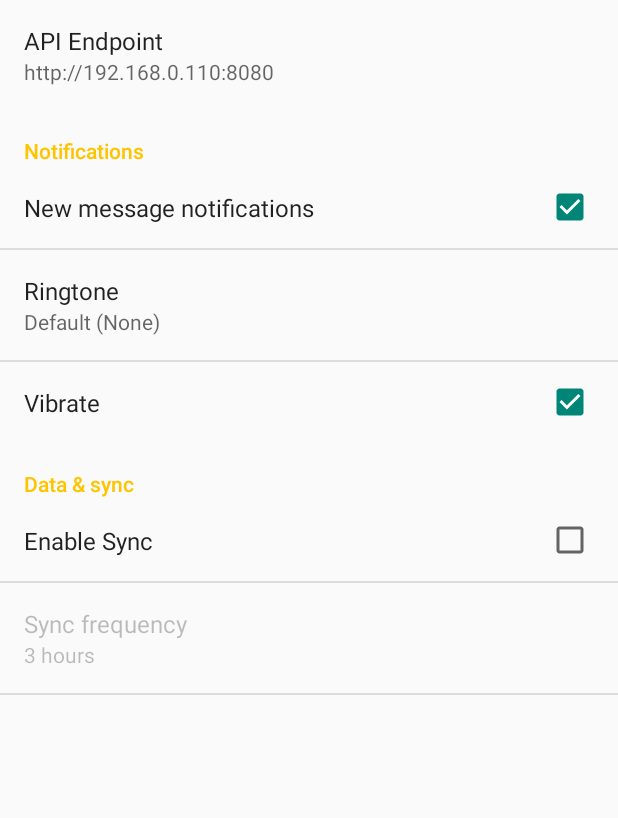
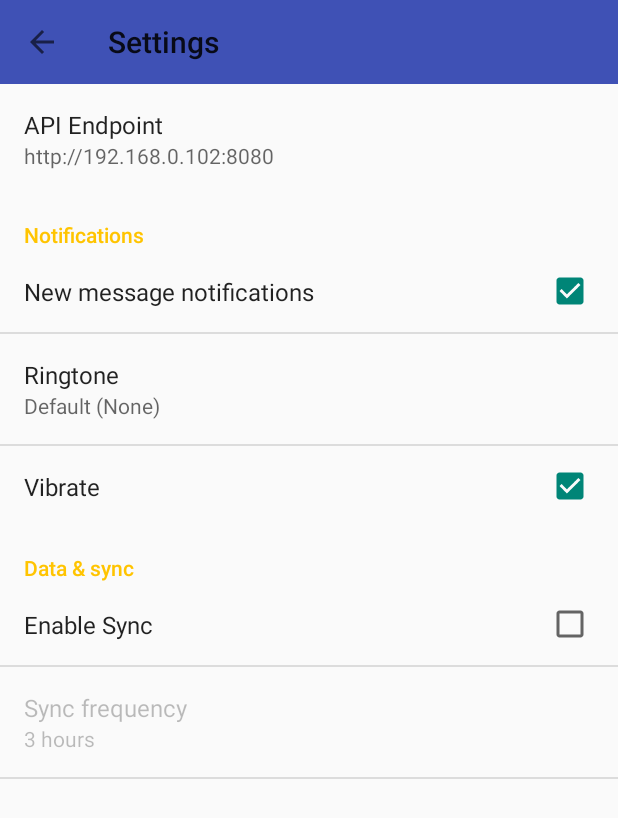
Before and after one commit to sharathp/symptom_management, an Android app: the SettingsActivity screen opened directly, with no data from a screen before it, on a phone screen of 412 x 824 dp. Shown: the top 818 px of the screen. Run offline under Robolectric (Android 15) with nearby library versions, the light colour scheme and no system bars.

Commit message:
minor refactorings for toolbar.

```diff
--- a/app/src/main/java/com/sharathp/symptom_management/activity/BaseActivity.java
+++ b/app/src/main/java/com/sharathp/symptom_management/activity/BaseActivity.java
@@ -94,7 +94,6 @@ public abstract class BaseActivity extends ActionBarActivity {
         mToolbar = (Toolbar) findViewById(R.id.toolbar);
         if (mToolbar != null) {
             setSupportActionBar(mToolbar);
-            getSupportActionBar().setDisplayHomeAsUpEnabled(true);
         }
     }
 
--- a/app/src/main/java/com/sharathp/symptom_management/activity/SettingsActivity.java
+++ b/app/src/main/java/com/sharathp/symptom_management/activity/SettingsActivity.java
@@ -10,12 +10,17 @@ import android.os.Build;
 import android.os.Bundle;
 import android.preference.ListPreference;
 import android.preference.Preference;
+
 import android.preference.PreferenceActivity;
 import android.preference.PreferenceCategory;
 import android.preference.PreferenceFragment;
 import android.preference.PreferenceManager;
 import android.preference.RingtonePreference;
+import android.support.v7.widget.Toolbar;
 import android.text.TextUtils;
+import android.view.LayoutInflater;
+import android.view.View;
+import android.widget.LinearLayout;
 
 import com.sharathp.symptom_management.R;
 
@@ -45,8 +50,21 @@ public class SettingsActivity extends PreferenceActivity {
     @Override
     protected void onPostCreate(Bundle savedInstanceState) {
         super.onPostCreate(savedInstanceState);
+        setupSimplePreferencesScreen();
+        setUpToolbar();
+    }
 
-        setupSimplePreferencesScreen();
+    private void setUpToolbar() {
+        final LinearLayout root = (LinearLayout)findViewById(android.R.id.list).getParent().getParent().getParent();
+        final Toolbar bar = (Toolbar) LayoutInflater.from(this).inflate(R.layout.c_toolbar, root, false);
+        bar.setTitle(R.string.title_activity_settings);
+        root.addView(bar, 0); // insert at top
+        bar.setNavigationOnClickListener(new View.OnClickListener() {
+            @Override
+            public void onClick(final View v) {
+                finish();
+            }
+        });
     }
 
     /**
@@ -66,15 +84,15 @@ public class SettingsActivity extends PreferenceActivity {
         addPreferencesFromResource(R.xml.pref_general);
 
         // Add 'notifications' preferences, and a corresponding header.
-        PreferenceCategory fakeHeader = new PreferenceCategory(this);
-        fakeHeader.setTitle(R.string.pref_header_notifications);
-        getPreferenceScreen().addPreference(fakeHeader);
+        PreferenceCategory prefHeader = new PreferenceCategory(this);
+        prefHeader.setTitle(R.string.pref_header_notifications);
+        getPreferenceScreen().addPreference(prefHeader);
         addPreferencesFromResource(R.xml.pref_notification);
 
         // Add 'data and sync' preferences, and a corresponding header.
-        fakeHeader = new PreferenceCategory(this);
-        fakeHeader.setTitle(R.string.pref_header_data_sync);
-        getPreferenceScreen().addPreference(fakeHeader);
+        prefHeader = new PreferenceCategory(this);
+        prefHeader.setTitle(R.string.pref_header_data_sync);
+        getPreferenceScreen().addPreference(prefHeader);
         addPreferencesFromResource(R.xml.pref_data_sync);
 
         // Bind the summaries of EditText/List/Dialog/Ringtone preferences to
@@ -91,6 +109,12 @@ public class SettingsActivity extends PreferenceActivity {
     @Override
     public boolean onIsMultiPane() {
         return isXLargeTablet(this) && !isSimplePreferences(this);
+    }
+
+    @Override
+    protected boolean isValidFragment(final String fragmentName) {
+        // TODO - fix me
+        return true;
     }
 
     /**
--- a/app/src/main/java/com/sharathp/symptom_management/activity/doctor/PatientDetailActivity.java
+++ b/app/src/main/java/com/sharathp/symptom_management/activity/doctor/PatientDetailActivity.java
@@ -28,6 +28,8 @@ public class PatientDetailActivity extends BaseActivity {
     @Override
     protected void onCreate(final Bundle savedInstanceState) {
         super.onCreate(savedInstanceState);
+
+        getSupportActionBar().setDisplayHomeAsUpEnabled(true);
 
         // savedInstanceState is non-null when there is fragment state
         // saved from previous configurations of this activity
--- a/app/src/main/java/com/sharathp/symptom_management/activity/doctor/PatientListActivity.java
+++ b/app/src/main/java/com/sharathp/symptom_management/activity/doctor/PatientListActivity.java
@@ -46,6 +46,8 @@ public class PatientListActivity extends BaseActivity
     @Override
     protected void onCreate(final Bundle savedInstanceState) {
         super.onCreate(savedInstanceState);
+        getSupportActionBar().setDisplayHomeAsUpEnabled(true);
+
         if (findViewById(R.id.patient_detail_container) != null) {
             // The detail container view will be present only in the
             // large-screen layouts (res/values-large and
--- a/app/src/main/java/com/sharathp/symptom_management/app/modules/RestClientModule.java
+++ b/app/src/main/java/com/sharathp/symptom_management/app/modules/RestClientModule.java
@@ -45,7 +45,7 @@ public class RestClientModule {
     private static final String PATIENT_CLIENT_ID = "mobile_patient";
     private static final String PATIENT_CLIENT_SECRET = "mobile_patient";
 
-    private static final String DEV_ROOT = "http://192.168.0.110:8080";
+    private static final String DEV_ROOT = "http://192.168.0.102:8080";
 
     @Inject
     @ForApplication
--- a/app/src/main/res/layout/c_toolbar.xml
+++ b/app/src/main/res/layout/c_toolbar.xml
@@ -6,4 +6,5 @@
     android:layout_height="wrap_content"
     android:background="@color/colorPrimary"
     app:theme="@style/Toolbar.Theme"
+    app:navigationIcon="?attr/homeAsUpIndicator"
     app:popupTheme="@style/Toolbar.PopupTheme"/>
--- a/app/src/main/res/values/strings_settings.xml
+++ b/app/src/main/res/values/strings_settings.xml
@@ -7,7 +7,7 @@
     <string name="pref_header_general">General</string>
 
     <string name="pref_title_api_endpoint">API Endpoint</string>
-    <string name="pref_default_api_endpoint">http://192.168.0.110:8080</string>
+    <string name="pref_default_api_endpoint">http://192.168.0.102:8080</string>
 
     <!-- Example settings for Data & Sync -->
     <string name="pref_header_data_sync">Data &amp; sync</string>
```
